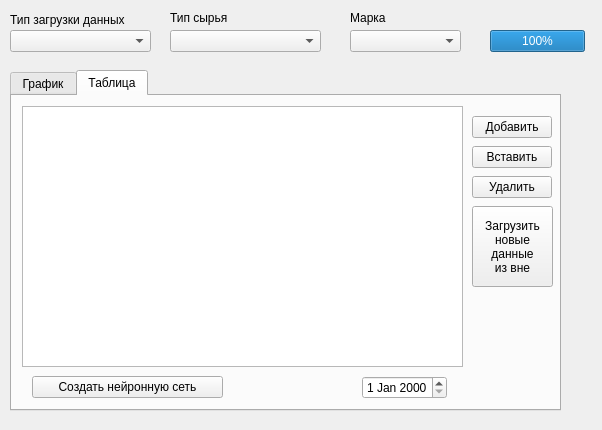
The window that src/viewdata.ui (glebmillenium/forecasting-financial-time-series) describes before a commit, drawn with Qt 5.
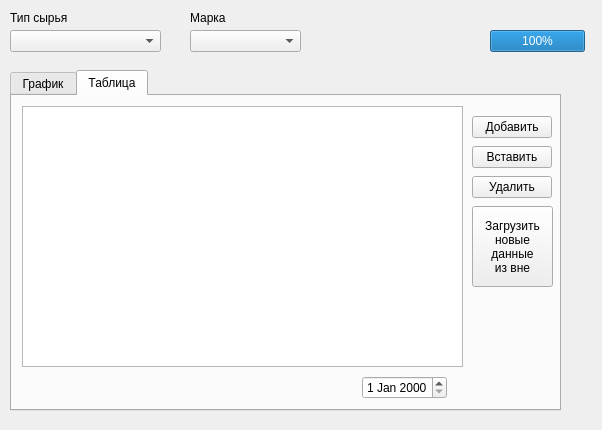
The same window after the commit. The open tabs and pages were chosen to show the change.

Patch:
```diff
--- a/src/viewdata.ui
+++ b/src/viewdata.ui
@@ -103,19 +103,6 @@
       </rect>
      </property>
     </widget>
-    <widget class="QPushButton" name="pushButton">
-     <property name="geometry">
-      <rect>
-       <x>20</x>
-       <y>280</y>
-       <width>191</width>
-       <height>22</height>
-      </rect>
-     </property>
-     <property name="text">
-      <string>Создать нейронную сеть</string>
-     </property>
-    </widget>
     <widget class="QDateEdit" name="dateEdit">
      <property name="geometry">
       <rect>
@@ -213,7 +200,7 @@
   <widget class="QLabel" name="label_2">
    <property name="geometry">
     <rect>
-     <x>350</x>
+     <x>190</x>
      <y>10</y>
      <width>51</width>
      <height>16</height>
@@ -226,40 +213,17 @@
   <widget class="QComboBox" name="Mark">
    <property name="geometry">
     <rect>
-     <x>350</x>
+     <x>190</x>
      <y>30</y>
      <width>111</width>
      <height>22</height>
     </rect>
    </property>
   </widget>
-  <widget class="QComboBox" name="TypeUpload">
-   <property name="geometry">
-    <rect>
-     <x>10</x>
-     <y>30</y>
-     <width>141</width>
-     <height>22</height>
-    </rect>
-   </property>
-  </widget>
-  <widget class="QLabel" name="label_4">
-   <property name="geometry">
-    <rect>
-     <x>10</x>
-     <y>10</y>
-     <width>151</width>
-     <height>21</height>
-    </rect>
-   </property>
-   <property name="text">
-    <string>&lt;html&gt;&lt;head/&gt;&lt;body&gt;&lt;p&gt;Тип загрузки данных&lt;/p&gt;&lt;/body&gt;&lt;/html&gt;</string>
-   </property>
-  </widget>
   <widget class="QComboBox" name="TypeMaterial">
    <property name="geometry">
     <rect>
-     <x>170</x>
+     <x>10</x>
      <y>30</y>
      <width>151</width>
      <height>22</height>
@@ -269,7 +233,7 @@
   <widget class="QLabel" name="label">
    <property name="geometry">
     <rect>
-     <x>170</x>
+     <x>10</x>
      <y>10</y>
      <width>81</width>
      <height>16</height>
```
Left out of the diff: 8 changed lines with no effect on the pictures.
